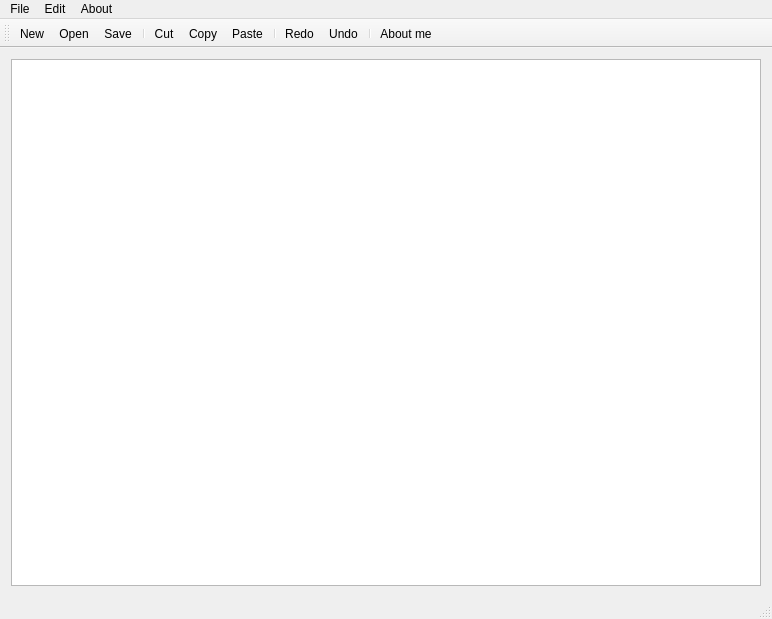
This is VlyfNotepad/mainwindow.ui in ManateeFan/vlyf_toys as Qt 5 draws it before an edit. The edited form follows.
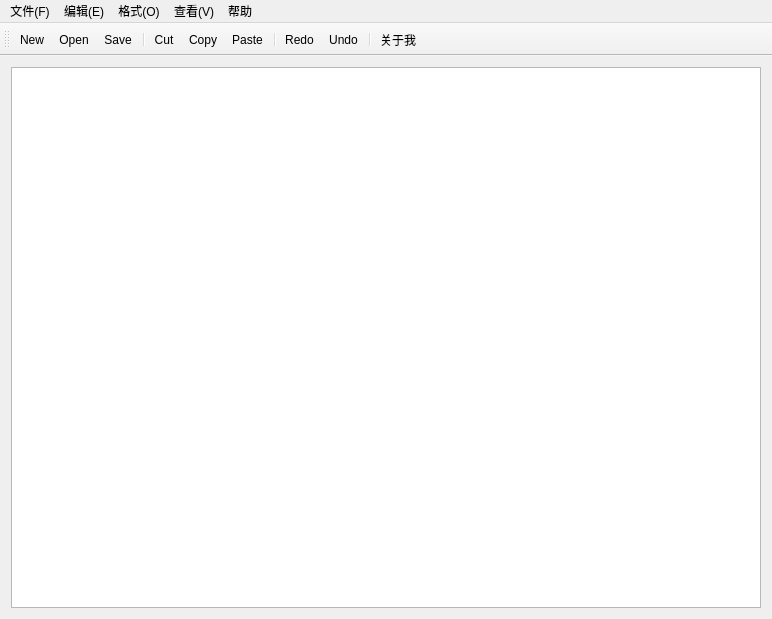
This is the edited form. Icons and pictures are not drawn.

Diff of the .ui file:
```diff
--- a/VlyfNotepad/mainwindow.ui
+++ b/VlyfNotepad/mainwindow.ui
@@ -26,12 +26,12 @@
      <x>0</x>
      <y>0</y>
      <width>772</width>
-     <height>25</height>
+     <height>26</height>
     </rect>
    </property>
    <widget class="QMenu" name="menuFile">
     <property name="title">
-     <string>File</string>
+     <string>文件(F)</string>
     </property>
     <addaction name="actionNew"/>
     <addaction name="actionOpen"/>
@@ -40,7 +40,7 @@
    </widget>
    <widget class="QMenu" name="menuEdit">
     <property name="title">
-     <string>Edit</string>
+     <string>编辑(E)</string>
     </property>
     <addaction name="actionCut"/>
     <addaction name="actionCopy"/>
@@ -54,15 +54,30 @@
     <addaction name="actionBackgroundColor"/>
     <addaction name="actionBackgroundColor_Edit_Text"/>
    </widget>
-   <widget class="QMenu" name="menuAbout">
+   <widget class="QMenu" name="menuStyle">
     <property name="title">
-     <string>About</string>
+     <string>格式(O)</string>
+    </property>
+    <addaction name="actionFont"/>
+   </widget>
+   <widget class="QMenu" name="menuView">
+    <property name="title">
+     <string>查看(V)</string>
+    </property>
+    <addaction name="actionZoom_Z"/>
+    <addaction name="actionStatus_S"/>
+   </widget>
+   <widget class="QMenu" name="menuHelp">
+    <property name="title">
+     <string>帮助</string>
     </property>
     <addaction name="actionAbout_me"/>
    </widget>
    <addaction name="menuFile"/>
    <addaction name="menuEdit"/>
-   <addaction name="menuAbout"/>
+   <addaction name="menuStyle"/>
+   <addaction name="menuView"/>
+   <addaction name="menuHelp"/>
   </widget>
   <widget class="QToolBar" name="mainToolBar">
    <attribute name="toolBarArea">
@@ -84,7 +99,6 @@
    <addaction name="separator"/>
    <addaction name="actionAbout_me"/>
   </widget>
-  <widget class="QStatusBar" name="statusBar"/>
   <action name="actionNew">
    <property name="icon">
     <iconset resource="rec.qrc">
@@ -163,7 +177,7 @@
      <normaloff>:/rec/img/me.jfif</normaloff>:/rec/img/me.jfif</iconset>
    </property>
    <property name="text">
-    <string>About me</string>
+    <string>关于我</string>
    </property>
   </action>
   <action name="actionFont">
```
Left out of the diff: 22 changed lines with no effect on the pictures.
